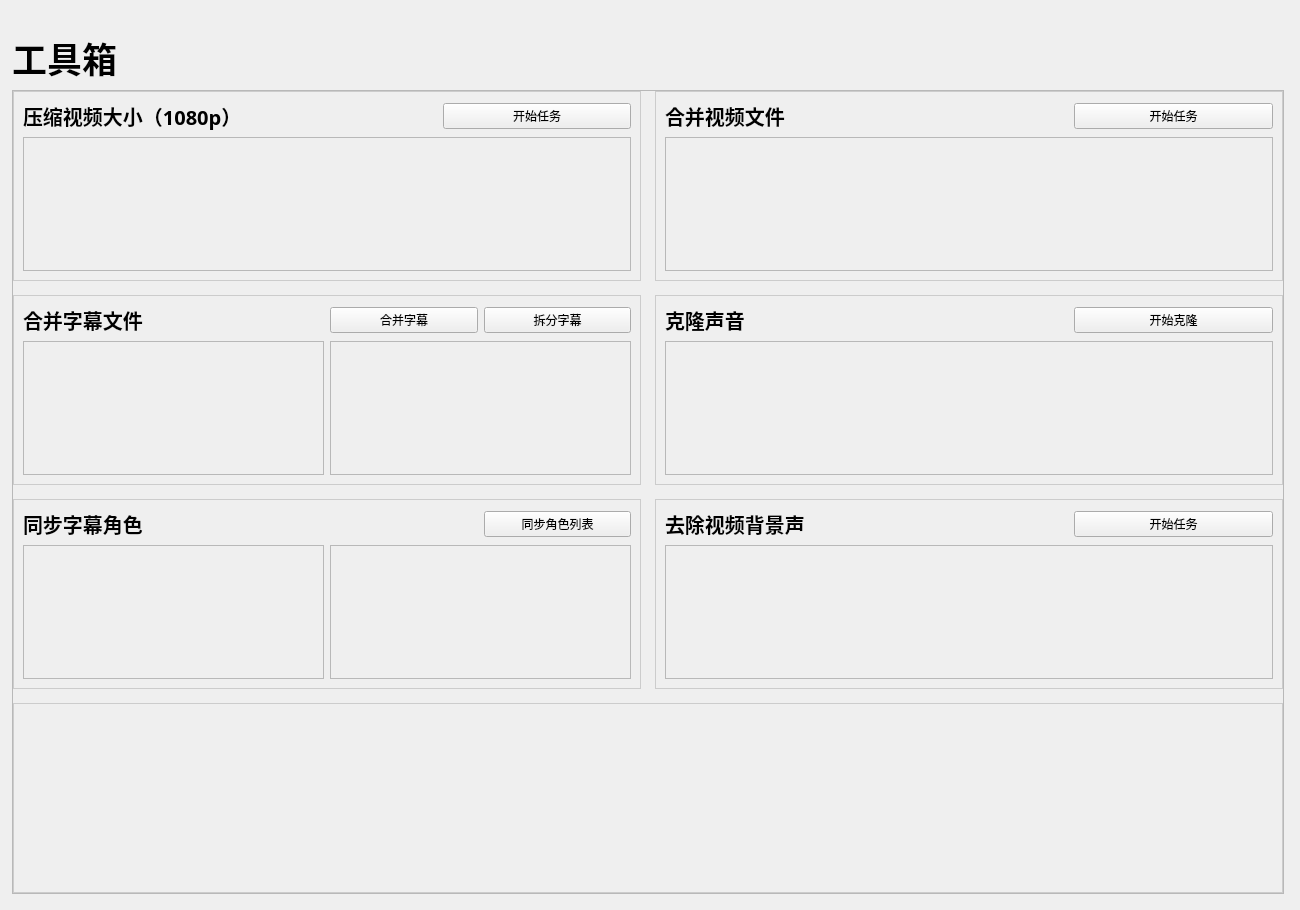
This is UI/QtDesigner/Ui_tools.ui in jingnanquan/AIDubbing-QT as Qt 5 draws it before an edit. The edited form follows.
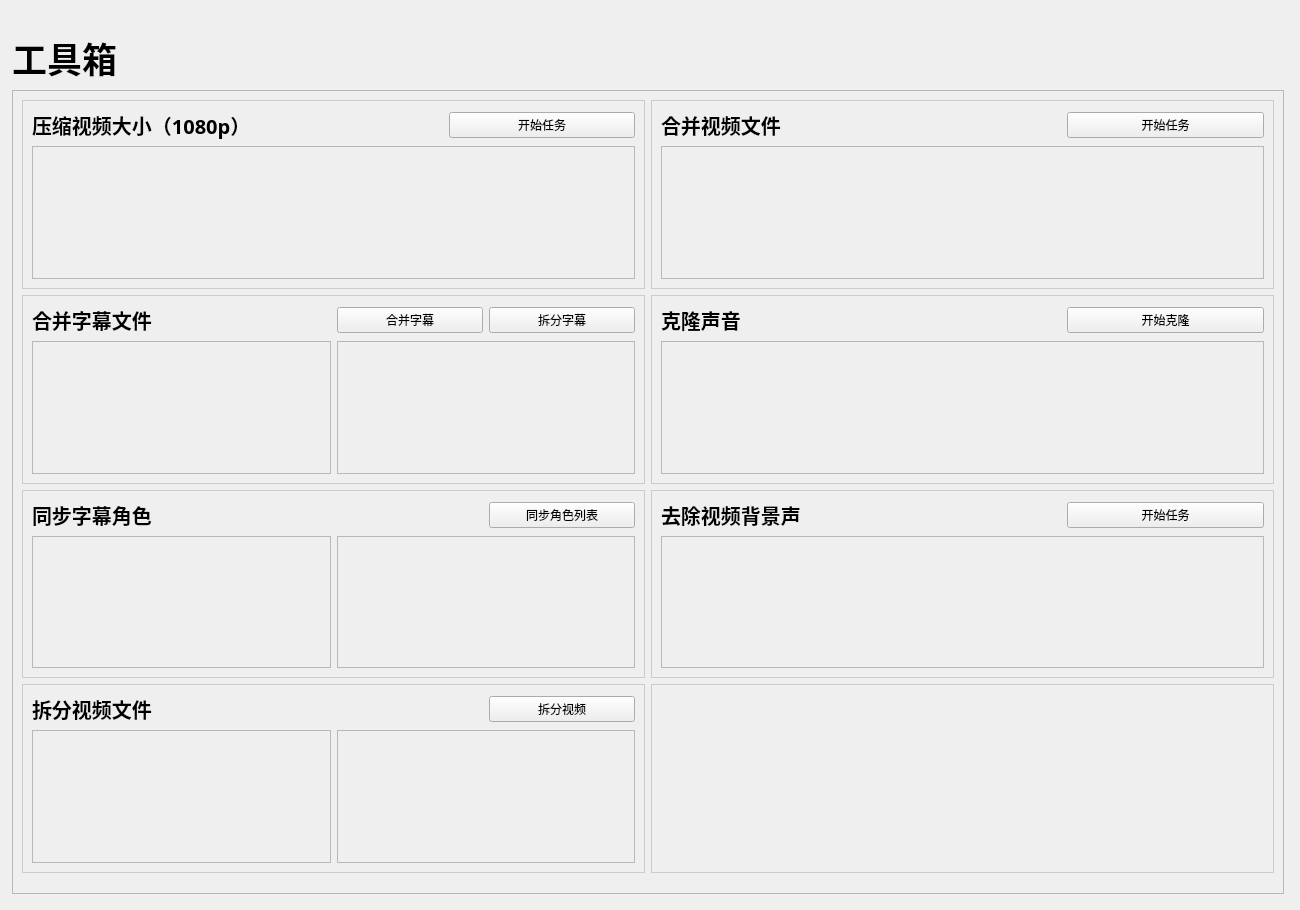
This is the edited form. Custom widgets are drawn as their Qt base class.

The edit to the form file:
```diff
--- a/UI/QtDesigner/Ui_tools.ui
+++ b/UI/QtDesigner/Ui_tools.ui
@@ -101,23 +101,17 @@
             </rect>
            </property>
            <layout class="QGridLayout" name="gridLayout_2" columnstretch="1,1">
-            <property name="leftMargin">
-             <number>0</number>
-            </property>
-            <property name="topMargin">
-             <number>0</number>
-            </property>
-            <property name="rightMargin">
-             <number>0</number>
-            </property>
             <property name="bottomMargin">
-             <number>0</number>
-            </property>
-            <property name="spacing">
-             <number>14</number>
+             <number>20</number>
             </property>
             <item row="0" column="0">
              <widget class="QFrame" name="frame_1">
+              <property name="minimumSize">
+               <size>
+                <width>0</width>
+                <height>0</height>
+               </size>
+              </property>
               <property name="styleSheet">
                <string notr="true">#frame_1{
 	border: 1px solid #ccc;
@@ -187,10 +181,16 @@
               </layout>
              </widget>
             </item>
-            <item row="1" column="1">
-             <widget class="QFrame" name="frame_4">
+            <item row="0" column="1">
+             <widget class="QFrame" name="frame_2">
+              <property name="minimumSize">
+               <size>
+                <width>0</width>
+                <height>0</height>
+               </size>
+              </property>
               <property name="styleSheet">
-               <string notr="true">#frame_4{
+               <string notr="true">#frame_2{
 	border: 1px solid #ccc;
 }</string>
               </property>
@@ -200,9 +200,9 @@
               <property name="frameShadow">
                <enum>QFrame::Raised</enum>
               </property>
-              <layout class="QGridLayout" name="gridLayout_6">
+              <layout class="QGridLayout" name="gridLayout_4" columnstretch="1,1,1">
                <item row="0" column="0">
-                <widget class="QLabel" name="tool4_title">
+                <widget class="QLabel" name="tool2_title">
                  <property name="maximumSize">
                   <size>
                    <width>16777215</width>
@@ -218,12 +218,29 @@
                   </font>
                  </property>
                  <property name="text">
-                  <string>克隆声音</string>
+                  <string>合并视频文件</string>
+                 </property>
+                </widget>
+               </item>
+               <item row="0" column="2">
+                <widget class="PushButton" name="mergeVideoBtn">
+                 <property name="text">
+                  <string>开始任务</string>
+                 </property>
+                </widget>
+               </item>
+               <item row="1" column="0" colspan="3">
+                <widget class="QFrame" name="mergeVideoBox">
+                 <property name="frameShape">
+                  <enum>QFrame::StyledPanel</enum>
+                 </property>
+                 <property name="frameShadow">
+                  <enum>QFrame::Raised</enum>
                  </property>
                 </widget>
                </item>
                <item row="0" column="1">
-                <spacer name="horizontalSpacer_4">
+                <spacer name="horizontalSpacer_2">
                  <property name="orientation">
                   <enum>Qt::Horizontal</enum>
                  </property>
@@ -232,34 +249,23 @@
                  </property>
                  <property name="sizeHint" stdset="0">
                   <size>
-                   <width>196</width>
+                   <width>193</width>
                    <height>20</height>
                   </size>
                  </property>
                 </spacer>
                </item>
-               <item row="0" column="2">
-                <widget class="PushButton" name="cloneVoiceBtn">
-                 <property name="text">
-                  <string>开始克隆</string>
-                 </property>
-                </widget>
-               </item>
-               <item row="1" column="0" colspan="3">
-                <widget class="QFrame" name="cloneVoiceBox">
-                 <property name="frameShape">
-                  <enum>QFrame::StyledPanel</enum>
-                 </property>
-                 <property name="frameShadow">
-                  <enum>QFrame::Raised</enum>
-                 </property>
-                </widget>
-               </item>
               </layout>
              </widget>
             </item>
             <item row="1" column="0">
              <widget class="QFrame" name="frame_3">
+              <property name="minimumSize">
+               <size>
+                <width>0</width>
+                <height>0</height>
+               </size>
+              </property>
               <property name="styleSheet">
                <string notr="true">#frame_3{
 	border: 1px solid #ccc;
@@ -346,81 +352,16 @@
               </layout>
              </widget>
             </item>
-            <item row="0" column="1">
-             <widget class="QFrame" name="frame_2">
-              <property name="styleSheet">
-               <string notr="true">#frame_2{
-	border: 1px solid #ccc;
-}</string>
+            <item row="1" column="1">
+             <widget class="QFrame" name="frame_4">
+              <property name="minimumSize">
+               <size>
+                <width>0</width>
+                <height>0</height>
+               </size>
               </property>
-              <property name="frameShape">
-               <enum>QFrame::StyledPanel</enum>
-              </property>
-              <property name="frameShadow">
-               <enum>QFrame::Raised</enum>
-              </property>
-              <layout class="QGridLayout" name="gridLayout_4" columnstretch="1,1,1">
-               <item row="0" column="0">
-                <widget class="QLabel" name="tool2_title">
-                 <property name="maximumSize">
-                  <size>
-                   <width>16777215</width>
-                   <height>3000</height>
-                  </size>
-                 </property>
-                 <property name="font">
-                  <font>
-                   <family>微软雅黑</family>
-                   <pointsize>15</pointsize>
-                   <weight>75</weight>
-                   <bold>true</bold>
-                  </font>
-                 </property>
-                 <property name="text">
-                  <string>合并视频文件</string>
-                 </property>
-                </widget>
-               </item>
-               <item row="0" column="2">
-                <widget class="PushButton" name="mergeVideoBtn">
-                 <property name="text">
-                  <string>开始任务</string>
-                 </property>
-                </widget>
-               </item>
-               <item row="1" column="0" colspan="3">
-                <widget class="QFrame" name="mergeVideoBox">
-                 <property name="frameShape">
-                  <enum>QFrame::StyledPanel</enum>
-                 </property>
-                 <property name="frameShadow">
-                  <enum>QFrame::Raised</enum>
-                 </property>
-                </widget>
-               </item>
-               <item row="0" column="1">
-                <spacer name="horizontalSpacer_2">
-                 <property name="orientation">
-                  <enum>Qt::Horizontal</enum>
-                 </property>
-                 <property name="sizeType">
-                  <enum>QSizePolicy::Ignored</enum>
-                 </property>
-                 <property name="sizeHint" stdset="0">
-                  <size>
-                   <width>193</width>
-                   <height>20</height>
-                  </size>
-                 </property>
-                </spacer>
-               </item>
-              </layout>
-             </widget>
-            </item>
-            <item row="3" column="1">
-             <widget class="QFrame" name="frame_6">
               <property name="styleSheet">
-               <string notr="true">#frame_6{
+               <string notr="true">#frame_4{
 	border: 1px solid #ccc;
 }</string>
               </property>
@@ -430,9 +371,9 @@
               <property name="frameShadow">
                <enum>QFrame::Raised</enum>
               </property>
-              <layout class="QGridLayout" name="gridLayout_8">
+              <layout class="QGridLayout" name="gridLayout_6">
                <item row="0" column="0">
-                <widget class="QLabel" name="tool4_title_2">
+                <widget class="QLabel" name="tool4_title">
                  <property name="maximumSize">
                   <size>
                    <width>16777215</width>
@@ -448,12 +389,12 @@
                   </font>
                  </property>
                  <property name="text">
-                  <string>去除视频背景声</string>
+                  <string>克隆声音</string>
                  </property>
                 </widget>
                </item>
                <item row="0" column="1">
-                <spacer name="horizontalSpacer_7">
+                <spacer name="horizontalSpacer_4">
                  <property name="orientation">
                   <enum>Qt::Horizontal</enum>
                  </property>
@@ -469,14 +410,14 @@
                 </spacer>
                </item>
                <item row="0" column="2">
-                <widget class="PushButton" name="clearbgmBtn">
+                <widget class="PushButton" name="cloneVoiceBtn">
                  <property name="text">
-                  <string>开始任务</string>
+                  <string>开始克隆</string>
                  </property>
                 </widget>
                </item>
                <item row="1" column="0" colspan="3">
-                <widget class="QFrame" name="clearbgmBox">
+                <widget class="QFrame" name="cloneVoiceBox">
                  <property name="frameShape">
                   <enum>QFrame::StyledPanel</enum>
                  </property>
@@ -488,8 +429,14 @@
               </layout>
              </widget>
             </item>
-            <item row="3" column="0">
+            <item row="2" column="0">
              <widget class="QFrame" name="frame_5">
+              <property name="minimumSize">
+               <size>
+                <width>0</width>
+                <height>0</height>
+               </size>
+              </property>
               <property name="styleSheet">
                <string notr="true">#frame_5{
 	border: 1px solid #ccc;
@@ -585,10 +532,202 @@
               </layout>
              </widget>
             </item>
-            <item row="4" column="0" colspan="2">
+            <item row="2" column="1">
+             <widget class="QFrame" name="frame_6">
+              <property name="minimumSize">
+               <size>
+                <width>0</width>
+                <height>0</height>
+               </size>
+              </property>
+              <property name="styleSheet">
+               <string notr="true">#frame_6{
+	border: 1px solid #ccc;
+}</string>
+              </property>
+              <property name="frameShape">
+               <enum>QFrame::StyledPanel</enum>
+              </property>
+              <property name="frameShadow">
+               <enum>QFrame::Raised</enum>
+              </property>
+              <layout class="QGridLayout" name="gridLayout_8">
+               <item row="0" column="0">
+                <widget class="QLabel" name="tool4_title_2">
+                 <property name="maximumSize">
+                  <size>
+                   <width>16777215</width>
+                   <height>3000</height>
+                  </size>
+                 </property>
+                 <property name="font">
+                  <font>
+                   <family>微软雅黑</family>
+                   <pointsize>15</pointsize>
+                   <weight>75</weight>
+                   <bold>true</bold>
+                  </font>
+                 </property>
+                 <property name="text">
+                  <string>去除视频背景声</string>
+                 </property>
+                </widget>
+               </item>
+               <item row="0" column="1">
+                <spacer name="horizontalSpacer_7">
+                 <property name="orientation">
+                  <enum>Qt::Horizontal</enum>
+                 </property>
+                 <property name="sizeType">
+                  <enum>QSizePolicy::Ignored</enum>
+                 </property>
+                 <property name="sizeHint" stdset="0">
+                  <size>
+                   <width>196</width>
+                   <height>20</height>
+                  </size>
+                 </property>
+                </spacer>
+               </item>
+               <item row="0" column="2">
+                <widget class="PushButton" name="clearbgmBtn">
+                 <property name="text">
+                  <string>开始任务</string>
+                 </property>
+                </widget>
+               </item>
+               <item row="1" column="0" colspan="3">
+                <widget class="QFrame" name="clearbgmBox">
+                 <property name="frameShape">
+                  <enum>QFrame::StyledPanel</enum>
+                 </property>
+                 <property name="frameShadow">
+                  <enum>QFrame::Raised</enum>
+                 </property>
+                </widget>
+               </item>
+              </layout>
+             </widget>
+            </item>
+            <item row="3" column="0">
              <widget class="QFrame" name="frame_7">
+              <property name="minimumSize">
+               <size>
+                <width>0</width>
+                <height>0</height>
+               </size>
+              </property>
+              <property name="maximumSize">
+               <size>
+                <width>16777215</width>
+                <height>16777215</height>
+               </size>
+              </property>
               <property name="styleSheet">
                <string notr="true">#frame_7{
+	border: 1px solid #ccc;
+}</string>
+              </property>
+              <property name="frameShape">
+               <enum>QFrame::StyledPanel</enum>
+              </property>
+              <property name="frameShadow">
+               <enum>QFrame::Raised</enum>
+              </property>
+              <layout class="QGridLayout" name="gridLayout_9">
+               <item row="0" column="0">
+                <widget class="QLabel" name="tool3_title_3">
+                 <property name="maximumSize">
+                  <size>
+                   <width>16777215</width>
+                   <height>3000</height>
+                  </size>
+                 </property>
+                 <property name="font">
+                  <font>
+                   <family>微软雅黑</family>
+                   <pointsize>15</pointsize>
+                   <weight>75</weight>
+                   <bold>true</bold>
+                  </font>
+                 </property>
+                 <property name="text">
+                  <string>拆分视频文件</string>
+                 </property>
+                </widget>
+               </item>
+               <item row="0" column="3">
+                <widget class="PushButton" name="splitVideoBtn">
+                 <property name="text">
+                  <string>拆分视频</string>
+                 </property>
+                </widget>
+               </item>
+               <item row="1" column="0" colspan="2">
+                <widget class="QFrame" name="srcVideoBox">
+                 <property name="frameShape">
+                  <enum>QFrame::StyledPanel</enum>
+                 </property>
+                 <property name="frameShadow">
+                  <enum>QFrame::Raised</enum>
+                 </property>
+                </widget>
+               </item>
+               <item row="1" column="2" colspan="2">
+                <widget class="QFrame" name="dstVideoBox">
+                 <property name="frameShape">
+                  <enum>QFrame::StyledPanel</enum>
+                 </property>
+                 <property name="frameShadow">
+                  <enum>QFrame::Raised</enum>
+                 </property>
+                </widget>
+               </item>
+               <item row="0" column="1">
+                <spacer name="horizontalSpacer_8">
+                 <property name="orientation">
+                  <enum>Qt::Horizontal</enum>
+                 </property>
+                 <property name="sizeType">
+                  <enum>QSizePolicy::Ignored</enum>
+                 </property>
+                 <property name="sizeHint" stdset="0">
+                  <size>
+                   <width>143</width>
+                   <height>24</height>
+                  </size>
+                 </property>
+                </spacer>
+               </item>
+               <item row="0" column="2">
+                <spacer name="horizontalSpacer_9">
+                 <property name="orientation">
+                  <enum>Qt::Horizontal</enum>
+                 </property>
+                 <property name="sizeType">
+                  <enum>QSizePolicy::Ignored</enum>
+                 </property>
+                 <property name="sizeHint" stdset="0">
+                  <size>
+                   <width>143</width>
+                   <height>24</height>
+                  </size>
+                 </property>
+                </spacer>
+               </item>
+              </layout>
+             </widget>
+            </item>
+            <item row="3" column="1">
+             <widget class="QFrame" name="frame_8">
+              <property name="minimumSize">
+               <size>
+                <width>0</width>
+                <height>0</height>
+               </size>
+              </property>
+              <property name="styleSheet">
+               <string notr="true">#frame_8{
 	border: 1px solid #ccc;
 }</string>
               </property>
```
